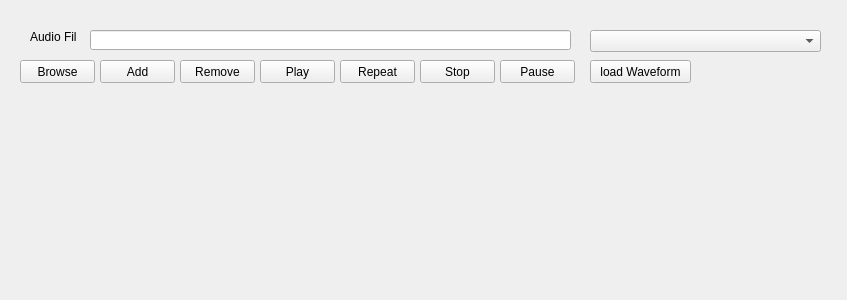
klangobjekte/PlayerDemo, file widget.ui: the form before one commit.
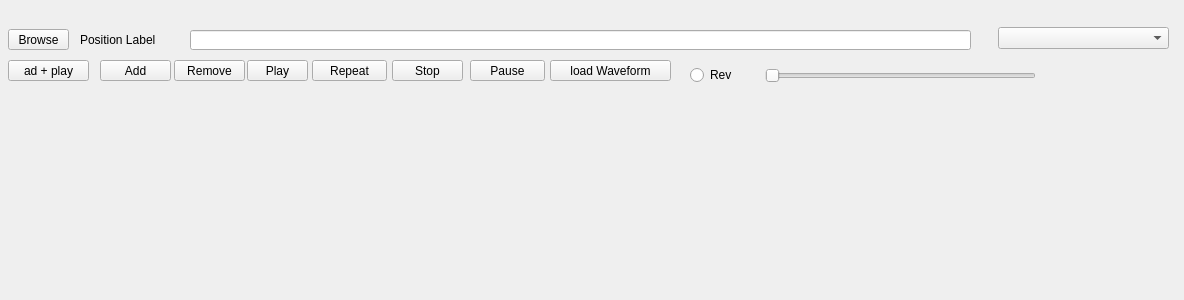
The form after the commit.

Commit message: receive events for play position

Diff of the .ui file:
```diff
--- a/widget.ui
+++ b/widget.ui
@@ -6,32 +6,19 @@
    <rect>
     <x>0</x>
     <y>0</y>
-    <width>847</width>
+    <width>1184</width>
     <height>300</height>
    </rect>
   </property>
   <property name="windowTitle">
    <string>Widget</string>
   </property>
-  <widget class="QLabel" name="label">
-   <property name="geometry">
-    <rect>
-     <x>30</x>
-     <y>30</y>
-     <width>46</width>
-     <height>13</height>
-    </rect>
-   </property>
-   <property name="text">
-    <string>Audio File</string>
-   </property>
-  </widget>
   <widget class="QLineEdit" name="lineEdit">
    <property name="geometry">
     <rect>
-     <x>90</x>
+     <x>190</x>
      <y>30</y>
-     <width>481</width>
+     <width>781</width>
      <height>20</height>
     </rect>
    </property>
@@ -39,10 +26,10 @@
   <widget class="QPushButton" name="browsePushButton">
    <property name="geometry">
     <rect>
-     <x>20</x>
-     <y>60</y>
-     <width>75</width>
-     <height>23</height>
+     <x>8</x>
+     <y>29</y>
+     <width>61</width>
+     <height>21</height>
     </rect>
    </property>
    <property name="text">
@@ -54,8 +41,8 @@
     <rect>
      <x>100</x>
      <y>60</y>
-     <width>75</width>
-     <height>23</height>
+     <width>71</width>
+     <height>21</height>
     </rect>
    </property>
    <property name="text">
@@ -65,10 +52,10 @@
   <widget class="QPushButton" name="removePushButton">
    <property name="geometry">
     <rect>
-     <x>180</x>
+     <x>174</x>
      <y>60</y>
-     <width>75</width>
-     <height>23</height>
+     <width>71</width>
+     <height>21</height>
     </rect>
    </property>
    <property name="text">
@@ -78,10 +65,10 @@
   <widget class="QPushButton" name="playPushButton">
    <property name="geometry">
     <rect>
-     <x>260</x>
+     <x>247</x>
      <y>60</y>
-     <width>75</width>
-     <height>23</height>
+     <width>61</width>
+     <height>21</height>
     </rect>
    </property>
    <property name="text">
@@ -91,10 +78,10 @@
   <widget class="QPushButton" name="repeatPushButton">
    <property name="geometry">
     <rect>
-     <x>340</x>
+     <x>312</x>
      <y>60</y>
      <width>75</width>
-     <height>23</height>
+     <height>21</height>
     </rect>
    </property>
    <property name="text">
@@ -104,10 +91,10 @@
   <widget class="QPushButton" name="stopPushButton">
    <property name="geometry">
     <rect>
-     <x>420</x>
+     <x>392</x>
      <y>60</y>
-     <width>75</width>
-     <height>23</height>
+     <width>71</width>
+     <height>21</height>
     </rect>
    </property>
    <property name="text">
@@ -117,10 +104,10 @@
   <widget class="QPushButton" name="pausePushButton">
    <property name="geometry">
     <rect>
-     <x>500</x>
+     <x>470</x>
      <y>60</y>
      <width>75</width>
-     <height>23</height>
+     <height>21</height>
     </rect>
    </property>
    <property name="text">
@@ -130,9 +117,9 @@
   <widget class="QComboBox" name="devicesComboBox">
    <property name="geometry">
     <rect>
-     <x>590</x>
-     <y>30</y>
-     <width>231</width>
+     <x>998</x>
+     <y>27</y>
+     <width>171</width>
      <height>22</height>
     </rect>
    </property>
@@ -140,16 +127,68 @@
   <widget class="QPushButton" name="loadWavePushButton">
    <property name="geometry">
     <rect>
-     <x>590</x>
+     <x>550</x>
      <y>60</y>
-     <width>101</width>
-     <height>23</height>
+     <width>121</width>
+     <height>21</height>
     </rect>
    </property>
    <property name="text">
     <string>load Waveform</string>
    </property>
   </widget>
+  <widget class="QSlider" name="speedSlider">
+   <property name="geometry">
+    <rect>
+     <x>765</x>
+     <y>60</y>
+     <width>271</width>
+     <height>31</height>
+    </rect>
+   </property>
+   <property name="orientation">
+    <enum>Qt::Horizontal</enum>
+   </property>
+  </widget>
+  <widget class="QRadioButton" name="reverseButton">
+   <property name="geometry">
+    <rect>
+     <x>690</x>
+     <y>65</y>
+     <width>102</width>
+     <height>20</height>
+    </rect>
+   </property>
+   <property name="text">
+    <string>Rev</string>
+   </property>
+  </widget>
+  <widget class="QPushButton" name="addAndPlayPushButton">
+   <property name="geometry">
+    <rect>
+     <x>8</x>
+     <y>60</y>
+     <width>81</width>
+     <height>21</height>
+    </rect>
+   </property>
+   <property name="text">
+    <string>ad + play</string>
+   </property>
+  </widget>
+  <widget class="QLabel" name="label">
+   <property name="geometry">
+    <rect>
+     <x>80</x>
+     <y>32</y>
+     <width>121</width>
+     <height>16</height>
+    </rect>
+   </property>
+   <property name="text">
+    <string>Position Label</string>
+   </property>
+  </widget>
  </widget>
  <layoutdefault spacing="6" margin="11"/>
  <resources/>
```
The commit also changes 2 other files.
